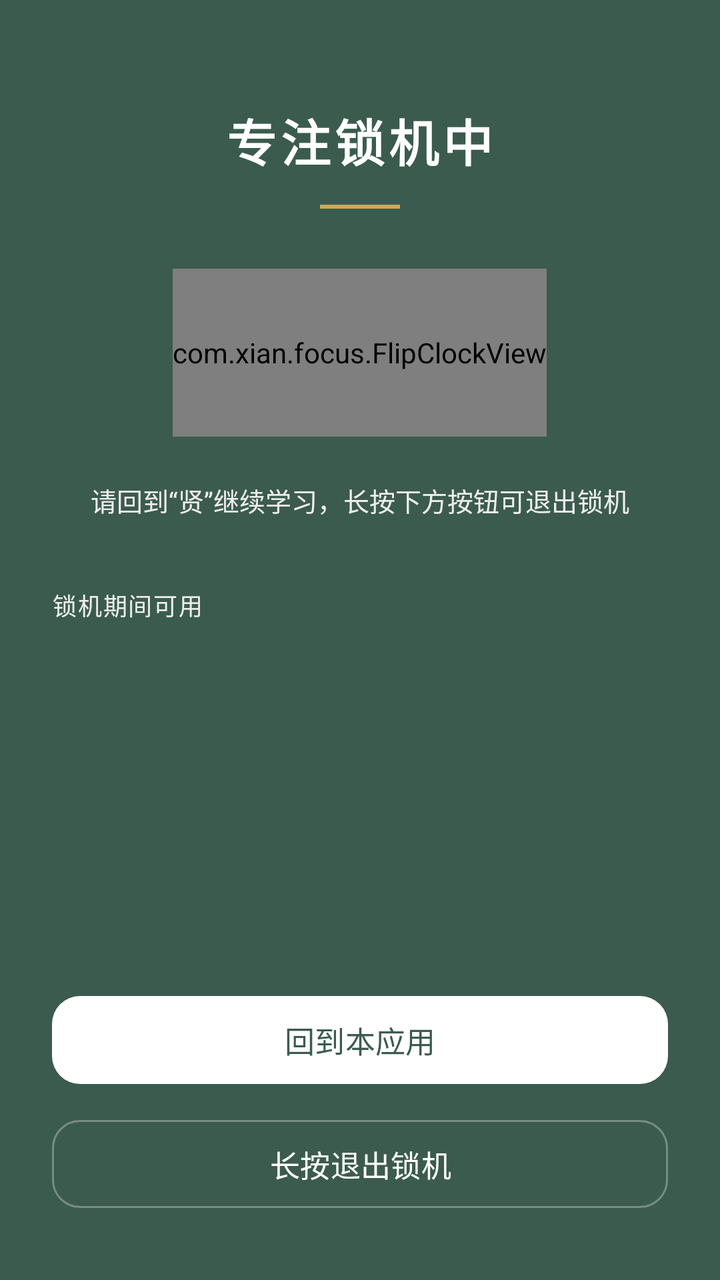
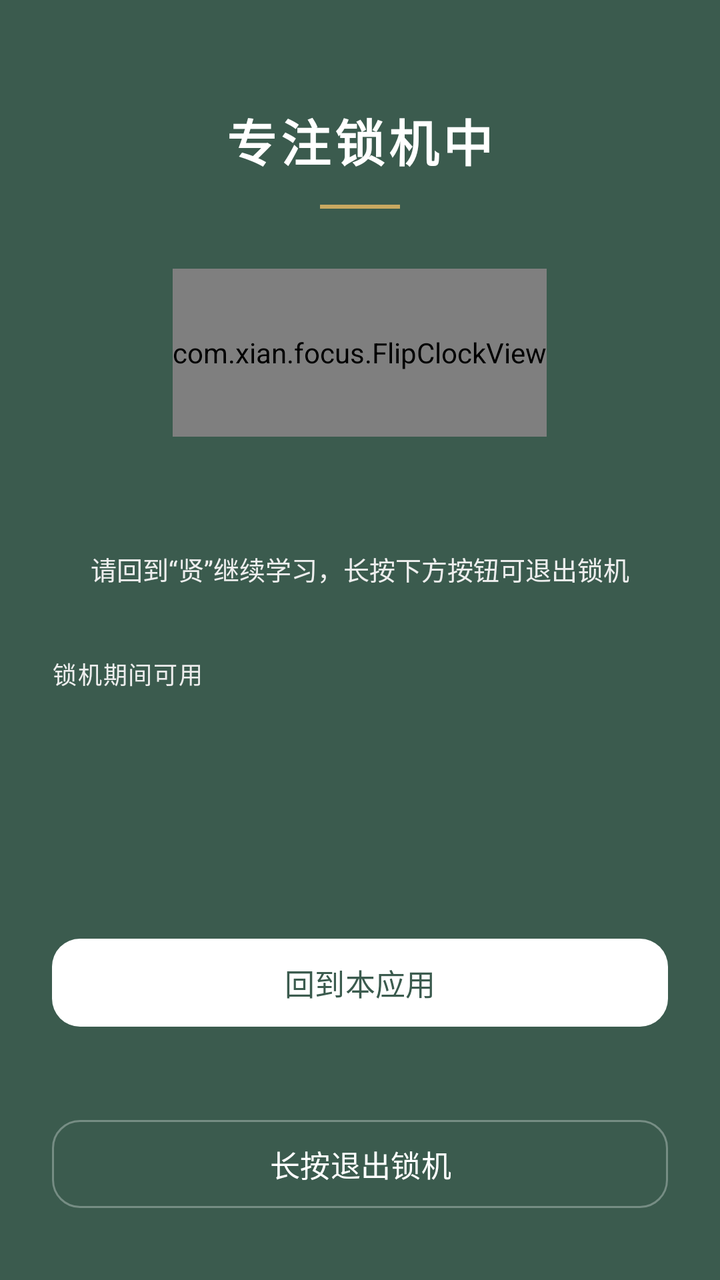

An Android layout rendered at two revisions. The XML below is the earlier revision; the diff shows what the commit changed to produce the second picture.
<!-- AndroidManifest.xml: application theme Theme.PomodoroFocus -->
<!-- res/layout/overlay_lock_machine.xml -->
<?xml version="1.0" encoding="utf-8"?>
<LinearLayout xmlns:android="http://schemas.android.com/apk/res/android"
    xmlns:app="http://schemas.android.com/apk/res-auto"
    android:layout_width="match_parent"
    android:layout_height="match_parent"
    android:background="?attr/colorBrandSurface"
    android:gravity="center_horizontal"
    android:orientation="vertical"
    android:paddingHorizontal="26dp"
    android:paddingTop="52dp"
    android:paddingBottom="32dp">

    <TextView
        android:layout_width="wrap_content"
        android:layout_height="wrap_content"
        android:letterSpacing="0.08"
        android:text="@string/lock_overlay_title"
        android:textColor="@color/on_primary"
        android:textSize="25sp"
        android:textStyle="bold" />

    <View
        android:layout_width="40dp"
        android:layout_height="2dp"
        android:layout_marginTop="14dp"
        android:background="?attr/colorBrandAccent" />

    <com.xian.focus.FlipClockView
        android:id="@+id/remainingText"
        android:layout_width="wrap_content"
        android:layout_height="84dp"
        android:layout_marginTop="30dp" />

    <TextView
        android:layout_width="match_parent"
        android:layout_height="wrap_content"
        android:layout_marginTop="22dp"
        android:gravity="center"
        android:lineSpacingExtra="4dp"
        android:text="@string/lock_overlay_subtitle"
        android:textColor="@color/on_primary_dim"
        android:textSize="13sp" />

    <TextView
        android:layout_width="match_parent"
        android:layout_height="wrap_content"
        android:layout_marginTop="34dp"
        android:letterSpacing="0.05"
        android:text="@string/lock_overlay_whitelist_title"
        android:textColor="@color/on_primary_dim"
        android:textSize="12sp" />

    <ScrollView
        android:id="@+id/whitelistScroll"
        android:layout_width="match_parent"
        android:layout_height="0dp"
        android:layout_marginTop="10dp"
        android:layout_weight="1"
        android:scrollbars="none">

        <LinearLayout
            android:id="@+id/whitelistContainer"
            android:layout_width="match_parent"
            android:layout_height="wrap_content"
            android:orientation="vertical" />
    </ScrollView>

    <TextView
        android:id="@+id/emptyWhitelistText"
        android:layout_width="match_parent"
        android:layout_height="0dp"
        android:layout_weight="1"
        android:gravity="center"
        android:text="@string/no_whitelist_apps"
        android:textColor="@color/on_primary_dim"
        android:textSize="13sp"
        android:visibility="gone" />

    
    <com.google.android.material.button.MaterialButton
        android:id="@+id/backToAppButton"
        android:layout_width="match_parent"
        android:layout_height="wrap_content"
        android:layout_marginTop="18dp"
        android:text="@string/back_to_app"
        android:textColor="?attr/colorBrandSurface"
        app:backgroundTint="@color/on_primary" />

    <com.google.android.material.button.MaterialButton
        android:id="@+id/exitLockButton"
        style="@style/Widget.Material3.Button.OutlinedButton"
        android:layout_width="match_parent"
        android:layout_height="wrap_content"
        android:layout_marginTop="10dp"
        android:text="@string/long_press_exit"
        android:textColor="@color/on_primary"
        app:backgroundTint="@android:color/transparent"
        app:cornerRadius="14dp"
        app:strokeColor="@color/overlay_outline"
        app:strokeWidth="1dp" />
</LinearLayout>
<!-- resources referenced by this layout -->
<resources>
  <color name="on_primary">#FFFFFF</color>
  <color name="on_primary_dim">#EEEEEE</color>
  <color name="overlay_outline">#4DFFFFFF</color>
  <string name="back_to_app">回到本应用</string>
  <string name="lock_overlay_subtitle">请回到“贤”继续学习，长按下方按钮可退出锁机</string>
  <string name="lock_overlay_title">专注锁机中</string>
  <string name="lock_overlay_whitelist_title">锁机期间可用</string>
  <string name="long_press_exit">长按退出锁机</string>
  <string name="no_whitelist_apps">暂无白名单应用</string>
  <style name="Theme.PomodoroFocus" parent="Theme.Xian.Qinglv" />
  <color name="theme_qinglv_primary">#3B5B4E</color>
  <color name="theme_qinglv_primary_variant">#2A4238</color>
  <color name="theme_qinglv_primary_content">#3B5B4E</color>
  <color name="theme_qinglv_accent">#C9A961</color>
  <color name="theme_qinglv_surface">#F5EFE0</color>
  <style name="Widget.Xian.Button" parent="Widget.Material3.Button">
          <item name="cornerRadius">14dp</item>
          <item name="backgroundTint">?attr/colorBrandSurface</item>
          <item name="rippleColor">@color/ripple</item>
          <item name="android:textColor">@color/on_primary</item>
          <item name="android:textSize">15sp</item>
          <item name="android:paddingVertical">11dp</item>
          <item name="elevation">0dp</item>
          <item name="android:stateListAnimator">@null</item>
      </style>
  <style name="Widget.Xian.EditText" parent="Widget.AppCompat.EditText">
          <item name="android:background">@drawable/bg_edittext</item>
          <item name="android:padding">12dp</item>
          <item name="android:textColor">@color/ink_text</item>
          <item name="android:textSize">15sp</item>
      </style>
  <style name="Theme.Xian.MaterialAlertDialog" parent="ThemeOverlay.Material3.MaterialAlertDialog">
          <item name="shapeAppearanceMediumComponent">@style/ShapeAppearance.Xian.Medium</item>
          <item name="android:windowAnimationStyle">@style/Animation.Xian.Dialog</item>
          <item name="buttonBarPositiveButtonStyle">@style/Widget.Xian.Button</item>
          <item name="buttonBarNegativeButtonStyle">@style/Widget.Xian.Button.Text</item>
      </style>
  <color name="divider">#E0D6C2</color>
  <!-- drawable bg_edittext (drawable) -->
  <?xml version="1.0" encoding="utf-8"?>
  <selector xmlns:android="http://schemas.android.com/apk/res/android">
      <item android:state_focused="true">
          <shape android:shape="rectangle">
              <corners android:radius="10dp" />
              <solid android:color="@color/card_background" />
              <stroke android:width="2dp" android:color="?attr/colorBrandContent" />
          </shape>
      </item>
      <item>
          <shape android:shape="rectangle">
              <corners android:radius="10dp" />
              <solid android:color="@color/card_background" />
              <stroke android:width="1dp" android:color="@color/nav_divider" />
          </shape>
      </item>
  </selector>
  <color name="ink_text">#2B2B2B</color>
  <style name="ShapeAppearance.Xian.Medium" parent="ShapeAppearance.Material3.Corner.ExtraLarge">
          <item name="cornerSize">18dp</item>
      </style>
  <style name="Animation.Xian.Dialog" parent="@android:style/Animation.Dialog">
          <item name="android:windowEnterAnimation">@anim/dialog_enter</item>
          <item name="android:windowExitAnimation">@anim/dialog_exit</item>
      </style>
  <style name="Widget.Xian.Button.Text" parent="Widget.Material3.Button.TextButton">
          <item name="cornerRadius">14dp</item>
          <item name="android:textColor">?attr/colorBrandContent</item>
          <item name="android:textSize">15sp</item>
      </style>
  <color name="card_background">#FFFFFF</color>
  <color name="nav_divider">#D8CDB8</color>
</resources>

<!-- the commit's change to res/layout/overlay_lock_machine.xml (unified diff, before → after) -->
@@ -30,6 +30,15 @@
         android:layout_width="wrap_content"
         android:layout_height="84dp"
         android:layout_marginTop="30dp" />
+
+    <TextView
+        android:id="@+id/currentTimeText"
+        android:layout_width="wrap_content"
+        android:layout_height="wrap_content"
+        android:layout_marginTop="14dp"
+        android:letterSpacing="0.06"
+        android:textColor="@color/on_primary_dim"
+        android:textSize="15sp" />
 
     <TextView
         android:layout_width="match_parent"
@@ -86,6 +95,15 @@
         android:textColor="?attr/colorBrandSurface"
         app:backgroundTint="@color/on_primary" />
 
+    <TextView
+        android:id="@+id/exitQuotaText"
+        android:layout_width="match_parent"
+        android:layout_height="wrap_content"
+        android:layout_marginTop="14dp"
+        android:gravity="center"
+        android:textColor="@color/on_primary_dim"
+        android:textSize="11sp" />
+
     <com.google.android.material.button.MaterialButton
         android:id="@+id/exitLockButton"
         style="@style/Widget.Material3.Button.OutlinedButton"
